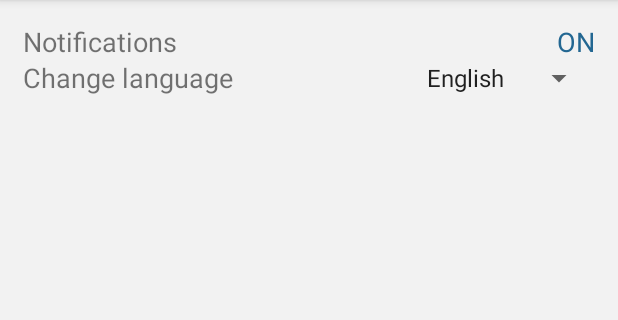
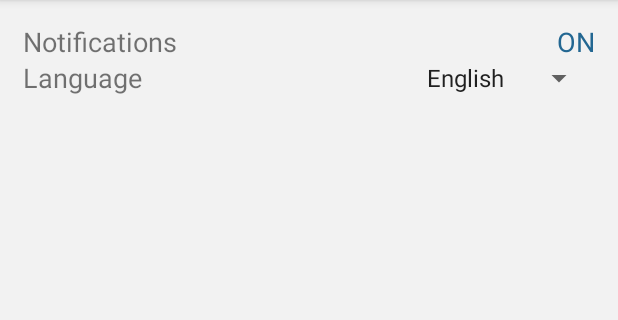
Before and after one commit to ernestaszdanys/mobile_apps_university, an Android app: the fragment SettingsFragment placed in its activity, on a phone screen of 412 x 824 dp, the part 84-404 px from its top. Run offline under Robolectric (Android 15) with nearby library versions, the phone set to English and light mode, and no system bars; 2 statements that could not run were skipped.

```diff
--- a/ToDoList/app/src/main/java/com/marius/ernestas/todolist/fragments/SettingsFragment.java
+++ b/ToDoList/app/src/main/java/com/marius/ernestas/todolist/fragments/SettingsFragment.java
@@ -36,7 +36,7 @@ public class SettingsFragment extends Fragment {
         sharedPreferences = getActivity().getSharedPreferences("Settings", Context.MODE_PRIVATE);
 
         handleSpinner();
-        handleNotifiButton();
+        handleNotificationButton();
 
         return rootView;
     }
@@ -67,7 +67,7 @@ public class SettingsFragment extends Fragment {
     }
 
     // FIXME: this is a ghetto way of doing a text button... I feel ashamed...
-    private void handleNotifiButton() {
+    private void handleNotificationButton() {
         if (sharedPreferences.getBoolean(notifications, true)) {
             notifiButtonTextView.setText("ON");
             notifiButtonTextView.setTextColor(getResources().getColor(R.color.textHighlight2));
--- a/ToDoList/app/src/main/res/layout/fragment_settings.xml
+++ b/ToDoList/app/src/main/res/layout/fragment_settings.xml
@@ -37,7 +37,7 @@
     <TextView
         android:layout_width="wrap_content"
         android:layout_height="wrap_content"
-        android:text="Change language"
+        android:text="Language"
         android:textSize="@dimen/text_medium"
         android:id="@+id/textViewChangeLanguage"
         android:layout_alignParentLeft="true"
```
Also changed, not shown: ToDoList/app/src/main/java/com/marius/ernestas/todolist/NoteAdapter.java (+6 -3 lines), ToDoList/app/src/main/res/drawable-hdpi/ic_action_sort_by_size.png (added), ToDoList/app/src/main/res/drawable-mdpi/ic_action_sort_by_size.png (added), ToDoList/app/src/main/res/drawable-xhdpi/ic_action_sort_by_size.png (added), ToDoList/app/src/main/res/drawable-xxxhdpi/ic_action_sort_by_size.png (added), 1 other file.
